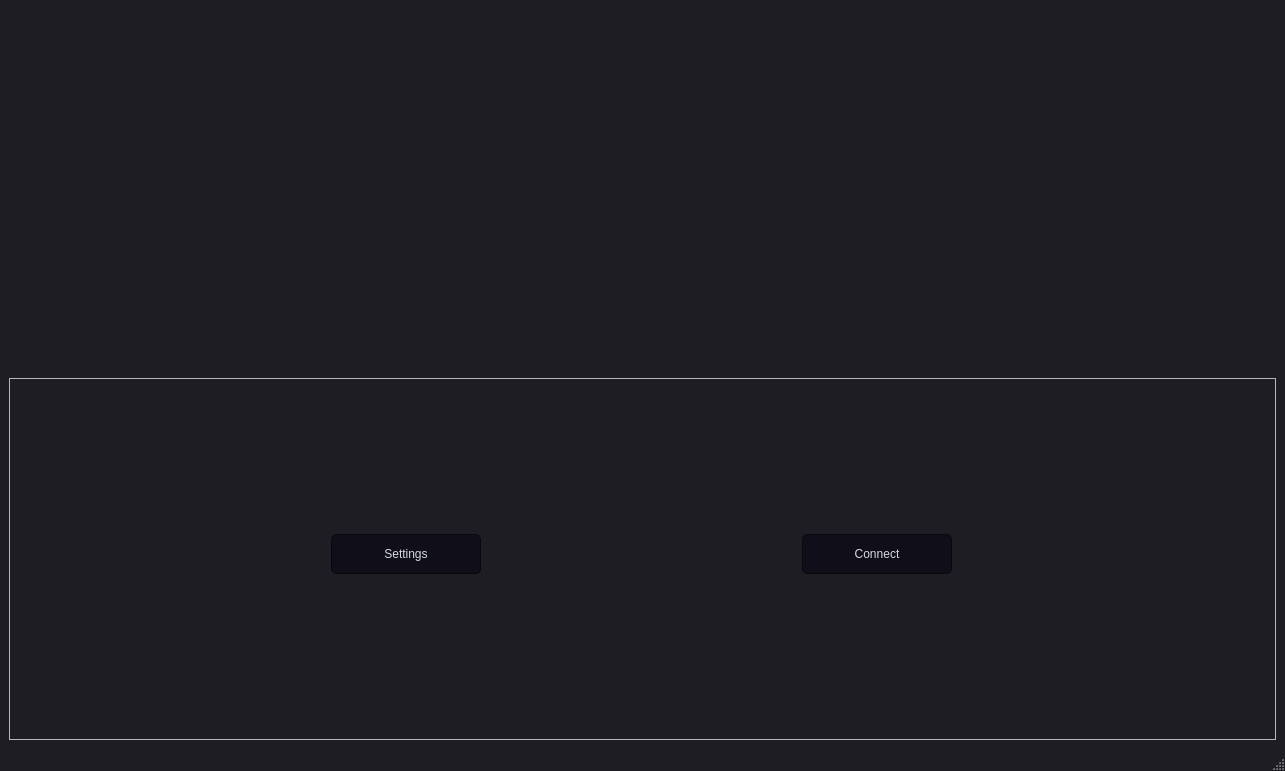
First picture: the form in src/mainwindow.ui, repository Mehran1383/Aircraft_Engine_Monitoring, before the edit.
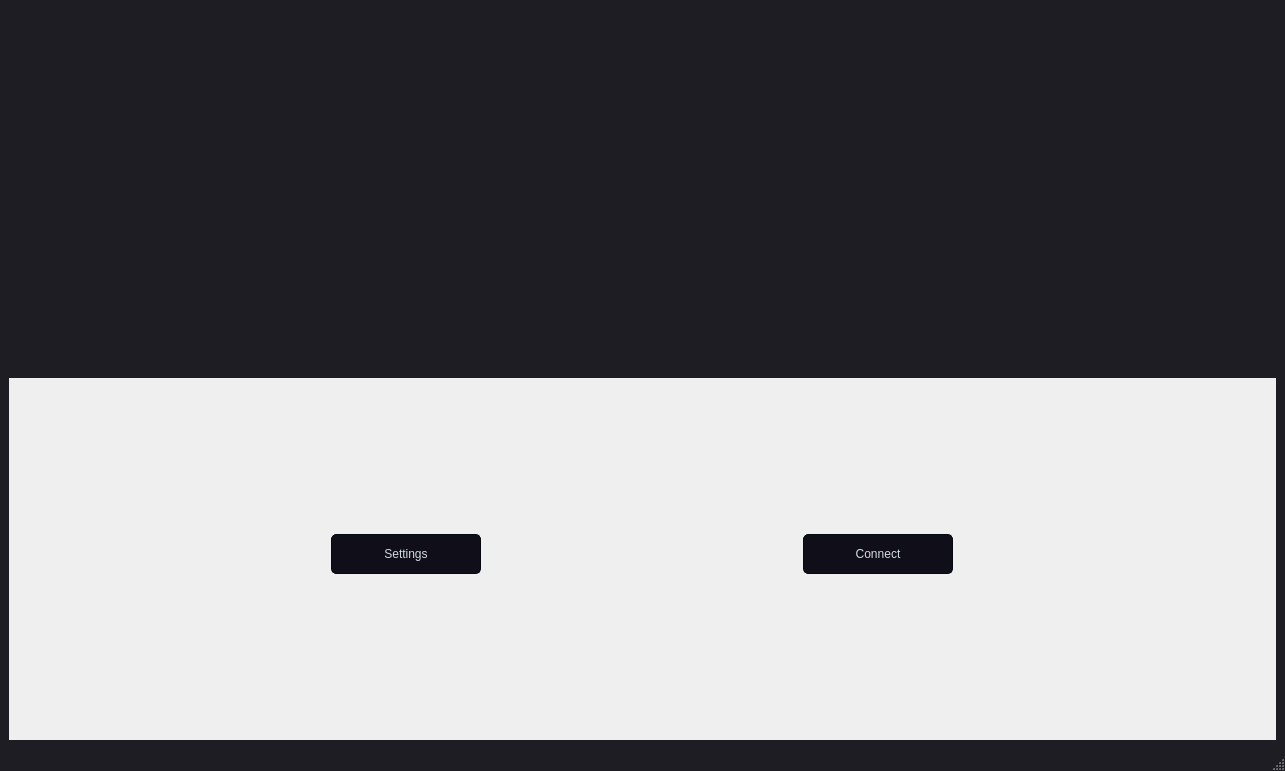
Second picture: the form after the edit. Custom widgets are drawn as their Qt base class.

Patch:
```diff
--- a/src/mainwindow.ui
+++ b/src/mainwindow.ui
@@ -31,6 +31,9 @@
 QMainWindow {
 	background-color:#1e1d23;
 }
+QGroupBox::title {
+	color: #04b97f;
+}
 QDialog {
 	background-color:#1e1d23;
 }
@@ -416,14 +419,14 @@
     </item>
     <item>
      <widget class="QFrame" name="frame">
+      <property name="autoFillBackground">
+       <bool>true</bool>
+      </property>
       <property name="styleSheet">
        <string notr="true"/>
       </property>
       <property name="frameShape">
-       <enum>QFrame::Shape::StyledPanel</enum>
-      </property>
-      <property name="frameShadow">
-       <enum>QFrame::Shadow::Raised</enum>
+       <enum>QFrame::NoFrame</enum>
       </property>
       <layout class="QHBoxLayout" name="horizontalLayout_3">
        <property name="spacing">
```
Left out of the diff: 8 changed lines with no effect on the pictures.
